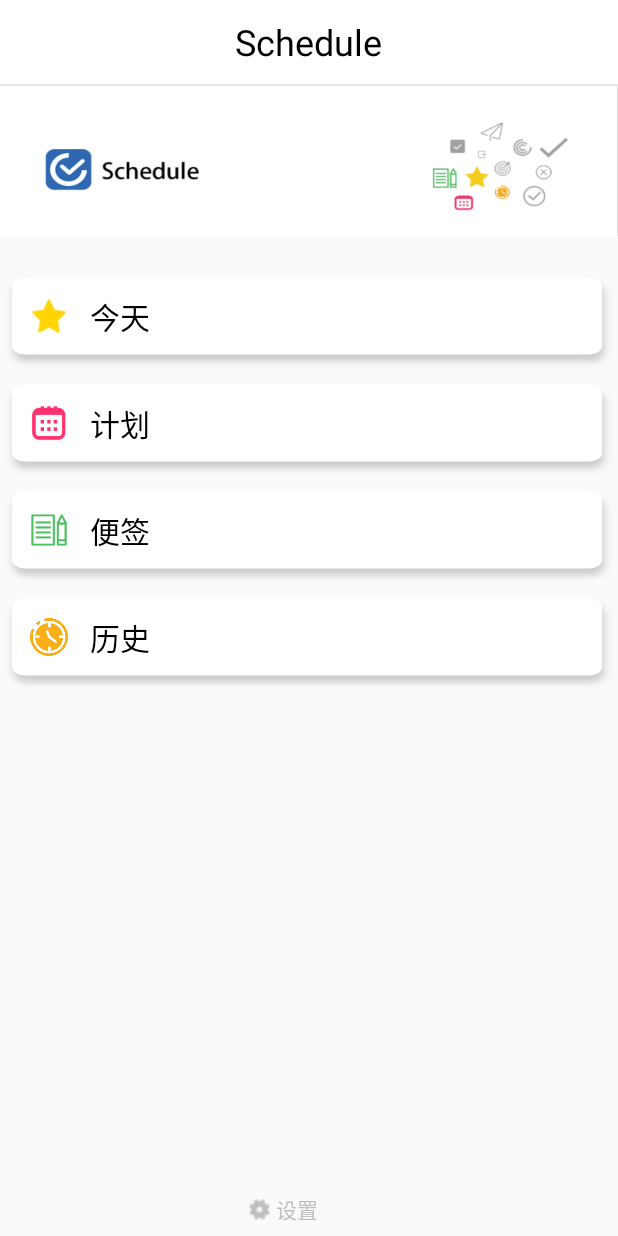
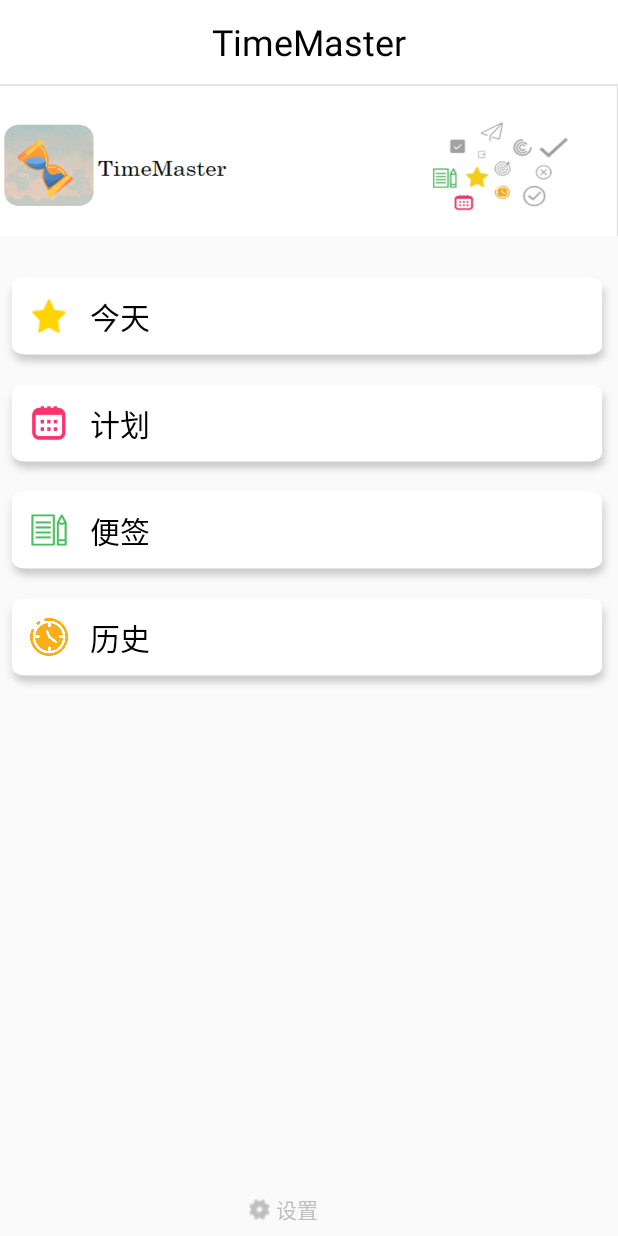
Before and after one commit to FlyoungOvO/TimeMaster, an Android app: the screen it shows after launch (MainActivity), on a phone screen of 412 x 824 dp. Run offline under Robolectric (Android 15) with nearby library versions, the phone set to English and light mode, and no system bars.

Commit message:
graph update

```diff
--- a/app/src/main/res/layout/activity_main.xml
+++ b/app/src/main/res/layout/activity_main.xml
@@ -23,10 +23,10 @@
                 <TextView
                     android:layout_width="wrap_content"
                     android:layout_height="wrap_content"
-                    android:textSize="24sp"
-                    android:text="Schedule"
+                    android:layout_centerInParent="true"
+                    android:text="TimeMaster"
                     android:textColor="#000"
-                    android:layout_centerInParent="true"/>
+                    android:textSize="24sp" />
 
                 <Button
                     android:id="@+id/open_drawer"
--- a/app/src/main/res/layout/activity_start.xml
+++ b/app/src/main/res/layout/activity_start.xml
@@ -8,8 +8,8 @@
         android:layout_height="match_parent">
 
     <ImageView
-        android:layout_width="360dp"
-        android:layout_height="wrap_content"
+        android:layout_width="match_parent"
+        android:layout_height="match_parent"
         android:layout_centerInParent="true"
         android:layout_marginBottom="8dp"
         android:background="@drawable/background"/>
--- a/app/src/main/res/values/strings.xml
+++ b/app/src/main/res/values/strings.xml
@@ -1,3 +1,3 @@
 <resources>
-    <string name="app_name">Schedule</string>
+    <string name="app_name">TimeMaster</string>
 </resources>
```
Also changed, not shown: app/src/main/res/drawable/background.png, app/src/main/res/drawable/img.png, app/src/main/res/drawable/logo144.png.
